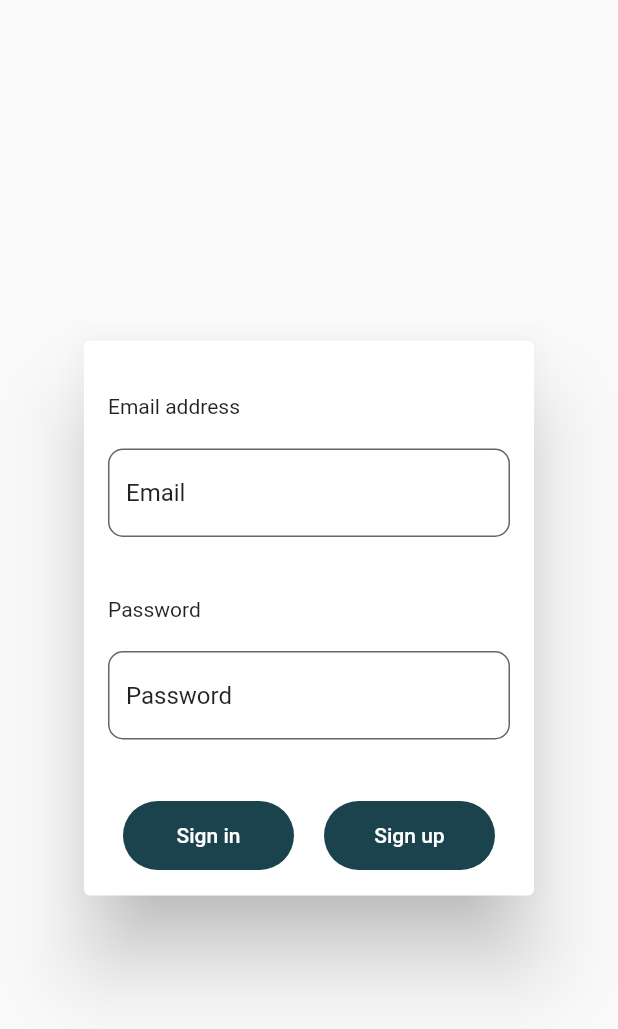
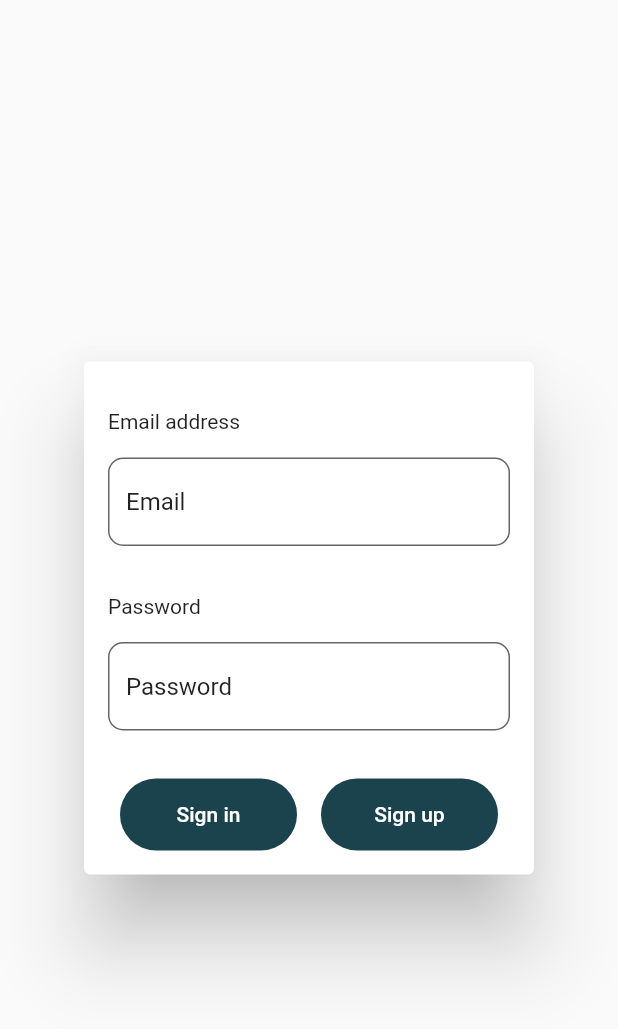
Before and after one commit to valentinavolgina2/links_app, a Flutter app: the AuthDialog widget shown alone on an empty page, opened directly, on a phone screen of 412 x 824 dp. Shown: the top 1029 px of the screen. Run offline on Flutter 3.47's test engine with Material 2 defaults, Android fonts, the phone set to English and light mode, and no system bars; our stand-ins replace firebase_auth, firebase_core, firebase_database, shared_preferences; accounts and stored records are empty; network calls fail; statements that could not run were skipped.

Commit message:
Refactored app sizes

```diff
--- a/lib/styles/size.dart
+++ b/lib/styles/size.dart
@@ -1,9 +1,15 @@
 /// An app sizes grouped by widgets
 class AppSizes {
-  static CategoryWidgetSize category = CategoryWidgetSize();
+  static double small = 8.0;
+  static double medium = 16.0;
+  static double large = 32.0;
+
+  static double textSmall = 12;
+  static double textLable = 10;
+  static double textTitle = 20;
+
+  static double inputBorderRadius = 10.0;
+  static double inputBorderWidth = 3;
+
+  static double dialogMaxWidth = 300.0;
 }
-
-/// A category group of sizes
-class CategoryWidgetSize {
-  double text = 21.0;
-}
--- a/lib/widgets/app_bar.dart
+++ b/lib/widgets/app_bar.dart
@@ -4,6 +4,7 @@ import '../connection/authentication.dart';
 import '../main.dart';
 import '../model/app.dart';
 import '../styles/color.dart';
+import '../styles/size.dart';
 import 'auth_dialog.dart';
 import 'message.dart';
 
@@ -45,7 +46,7 @@ class _MyAppBarState extends State<MyAppBar> {
     return Container(
       color: AppColors.primaryColor,
       child: Padding(
-        padding: const EdgeInsets.all(20),
+        padding: EdgeInsets.all(AppSizes.medium),
         child: Row(
           children: [
             Expanded(
@@ -83,7 +84,7 @@ class _MyAppBarState extends State<MyAppBar> {
                             style: TextStyle(
                               color: AppColors.whiteText,
                             )),
-                        const SizedBox(width: 20.0),
+                        SizedBox(width: AppSizes.medium),
                         TextButton(
                             style: TextButton.styleFrom(
                               backgroundColor: AppColors.secondaryColor,
--- a/lib/widgets/auth_dialog.dart
+++ b/lib/widgets/auth_dialog.dart
@@ -2,6 +2,7 @@ import 'package:flutter/material.dart';
 import 'package:links_app/styles/color.dart';
 
 import '../connection/authentication.dart';
+import '../styles/size.dart';
 import 'forms/utils.dart';
 import 'message.dart';
 
@@ -23,9 +24,6 @@ class _AuthDialogState extends State<AuthDialog> {
   bool _isRegistering = false;
 
   late String _error;
-
-  static const double space20 = 20.0;
-  static const double space40 = 40.0;
 
   @override
   void initState() {
@@ -105,14 +103,14 @@ class _AuthDialogState extends State<AuthDialog> {
         constraints: FormUtils.formMaxWidthConstraints(),
         child: SingleChildScrollView(
           child: Padding(
-            padding: const EdgeInsets.all(16.0),
+            padding: EdgeInsets.all(AppSizes.medium),
             child: Column(
               crossAxisAlignment: CrossAxisAlignment.start,
               mainAxisSize: MainAxisSize.min,
               children: [
-                const SizedBox(height: 20.0),
+                SizedBox(height: AppSizes.medium),
                 const Text('Email address'),
-                const SizedBox(height: 20.0),
+                SizedBox(height: AppSizes.medium),
                 TextField(
                   focusNode: textFocusNodeEmail,
                   keyboardType: TextInputType.emailAddress,
@@ -135,9 +133,9 @@ class _AuthDialogState extends State<AuthDialog> {
                         ? _validateEmail(textControllerEmail.text)
                         : null),
                 ),
-                const SizedBox(height: space40),
+                SizedBox(height: AppSizes.large),
                 const Text('Password'),
-                const SizedBox(height: space20),
+                SizedBox(height: AppSizes.medium),
                 TextField(
                   focusNode: textFocusNodePassword,
                   keyboardType: TextInputType.visiblePassword,
@@ -147,12 +145,12 @@ class _AuthDialogState extends State<AuthDialog> {
                   style: TextStyle(color: AppColors.darkText),
                   decoration: FormUtils.inputDecoration(hintText: 'Password'),
                 ),
-                const SizedBox(height: space20),
+                SizedBox(height: AppSizes.medium),
                 _error == '' ? const SizedBox() : Padding(
-                  padding: const EdgeInsets.only(top: space20, bottom: space20),
+                  padding: EdgeInsets.only(top: AppSizes.medium, bottom: AppSizes.medium),
                   child: Center(child: Text(_error, style: TextStyle(color: AppColors.redText))),
                 ),
-                const SizedBox(height: space20),
+                SizedBox(height: AppSizes.medium),
                 Row(
                   mainAxisSize: MainAxisSize.max,
                   mainAxisAlignment: MainAxisAlignment.spaceAround,
@@ -161,15 +159,15 @@ class _AuthDialogState extends State<AuthDialog> {
                       flex: 1,
                       child: Container(
                         width: double.maxFinite,
-                        padding: const EdgeInsets.only(left: 10, right: 10),
+                        padding: EdgeInsets.only(left: AppSizes.small, right: AppSizes.small),
                         child: FilledButton(
                           onPressed: () => _signin(context),
-                          child: const Padding(
+                          child: Padding(
                             padding: EdgeInsets.only(
-                              top: 15.0,
-                              bottom: 15.0,
+                              top: AppSizes.medium,
+                              bottom: AppSizes.medium,
                             ),
-                            child: Text('Sign in'),
+                            child: const Text('Sign in'),
                           ),
                         ),
                       ),
@@ -178,18 +176,18 @@ class _AuthDialogState extends State<AuthDialog> {
                       flex: 1,
                       child: Container(
                         width: double.maxFinite,
-                        padding: const EdgeInsets.only(left: 10, right: 10),
+                        padding: EdgeInsets.only(left: AppSizes.small, right: AppSizes.small),
                         child: FilledButton(
                           onPressed: () => _signup(context),
                           child: Padding(
-                            padding: const EdgeInsets.only(
-                              top: 15.0,
-                              bottom: 15.0,
+                            padding: EdgeInsets.only(
+                              top: AppSizes.medium,
+                              bottom: AppSizes.medium,
                             ),
                             child: _isRegistering
                                 ? SizedBox(
-                                    height: 16,
-                                    width: 16,
+                                    height: AppSizes.medium,
+                                    width: AppSizes.medium,
                                     child: CircularProgressIndicator(
                                       strokeWidth: 2,
                                       valueColor: AlwaysStoppedAnimation<Color>(
--- a/lib/widgets/forms/utils.dart
+++ b/lib/widgets/forms/utils.dart
@@ -1,15 +1,17 @@
 import 'package:flutter/material.dart';
 import 'package:links_app/styles/color.dart';
+
+import '../../styles/size.dart';
 
 class FormUtils {
   static InputDecoration inputDecoration(
       {String hintText = '', String? errorText}) {
     return InputDecoration(
         border: OutlineInputBorder(
-          borderRadius: BorderRadius.circular(10),
+          borderRadius: BorderRadius.circular(AppSizes.inputBorderRadius),
           borderSide: BorderSide(
             color: AppColors.inputBorder,
-            width: 3,
+            width: AppSizes.inputBorderWidth,
           ),
         ),
         filled: true,
@@ -20,32 +22,32 @@ class FormUtils {
         fillColor: AppColors.whiteText,
         errorText: errorText,
         errorStyle: TextStyle(
-          fontSize: 12,
+          fontSize: AppSizes.textSmall,
           color: AppColors.redText,
         ));
   }
 
   static BoxConstraints formMaxWidthConstraints() {
-    return const BoxConstraints(maxWidth: 300);
+    return BoxConstraints(maxWidth: AppSizes.dialogMaxWidth);
   }
 
   static Widget cancelButton() {
-    return const Padding(
+    return Padding(
       padding: EdgeInsets.only(
-        top: 15.0,
-        bottom: 15.0,
+        top: AppSizes.medium,
+        bottom: AppSizes.medium,
       ),
-      child: Text('Cancel'),
+      child: const Text('Cancel'),
     );
   }
 
   static Widget saveButton() {
-    return const Padding(
+    return Padding(
       padding: EdgeInsets.only(
-        top: 15.0,
-        bottom: 15.0,
+        top: AppSizes.medium,
+        bottom: AppSizes.medium,
       ),
-      child: Text('SAVE'),
+      child: const Text('SAVE'),
     );
   }
 }
--- a/lib/widgets/list.dart
+++ b/lib/widgets/list.dart
@@ -91,12 +91,12 @@ class _ListContainerState extends State<ListContainer> {
   @override
   Widget build(BuildContext context) {
     final TextStyle titleStyle = TextStyle(
-        color: AppColors.darkText, fontSize: AppSizes.category.text);
+        color: AppColors.darkText, fontSize: AppSizes.textTitle);
 
     return ListTile(
       contentPadding: const EdgeInsets.all(0.0),
       title: Padding(
-          padding: const EdgeInsets.symmetric(vertical: 16.0, horizontal: 8.0),
+          padding: EdgeInsets.symmetric(vertical: AppSizes.medium, horizontal: AppSizes.small),
           child: Text(widget.list.name,
               style: TextStyle(fontSize: titleStyle.fontSize))),
       subtitle: ListView(shrinkWrap: true, children: <Widget>[
```
Also changed, not shown: lib/main.dart (+9 -8 lines), lib/pages/list/show.dart (+11 -10 lines), lib/widgets/link.dart (+22 -27 lines), lib/widgets/list_card.dart (+20 -25 lines).
